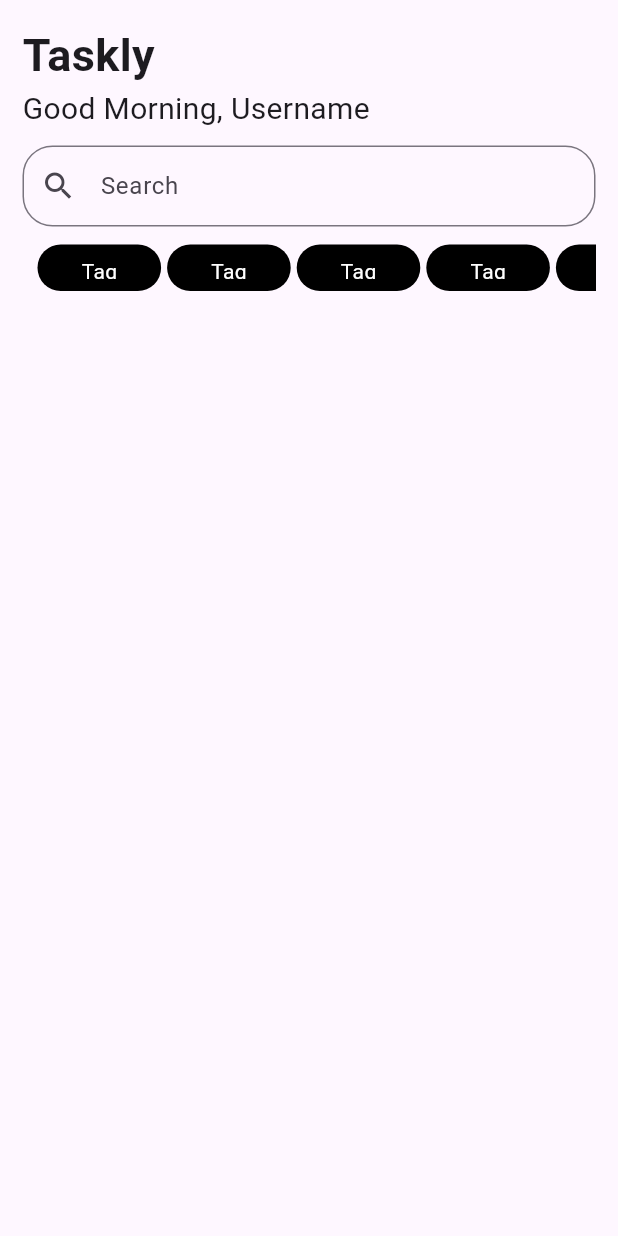
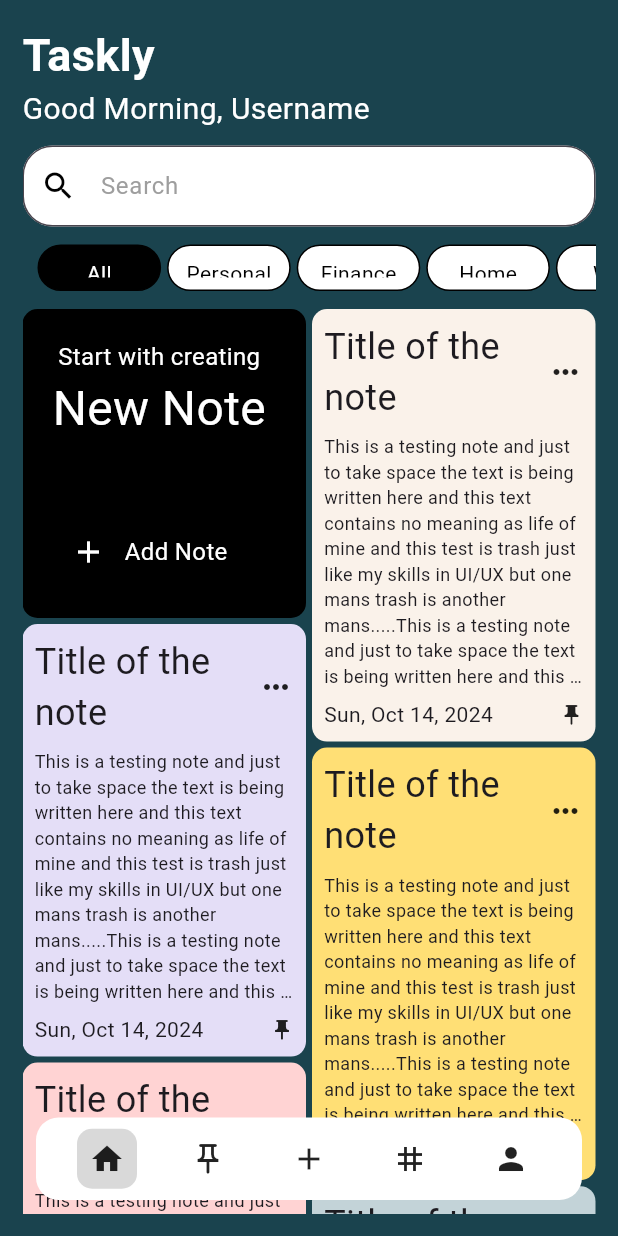
Before and after one commit to AayushPandeyy/notes_app_flutter, a Flutter app: the screen it shows after launch, on a phone screen of 412 x 824 dp. Run offline on Flutter 3.47's test engine with Material 3 defaults, Android fonts, the phone set to English and light mode, and no system bars.

Commit message:
Completed Home Page with custom bottom navbar

```diff
--- /dev/null
+++ b/lib/pages/CreateNotesScreen.dart
@@ -0,0 +1,19 @@
+import 'package:flutter/material.dart';
+
+class CreateNotesScreen extends StatefulWidget {
+  const CreateNotesScreen({super.key});
+
+  @override
+  State<CreateNotesScreen> createState() => _CreateNotesScreenState();
+}
+
+class _CreateNotesScreenState extends State<CreateNotesScreen> {
+  @override
+  Widget build(BuildContext context) {
+    return const Scaffold(
+      body: Center(
+        child: Text("Create Notes"),
+      ),
+    );
+  }
+}
--- a/lib/pages/HomePage.dart
+++ b/lib/pages/HomePage.dart
@@ -1,5 +1,9 @@
 import 'package:flutter/material.dart';
-import 'package:notes_app_flutter/widgets/homePage/TagTile.dart';
+import 'package:notes_app_flutter/pages/CreateNotesScreen.dart';
+import 'package:notes_app_flutter/pages/LandingPage.dart';
+import 'package:notes_app_flutter/pages/PinnedPage.dart';
+import 'package:notes_app_flutter/pages/ProfilePage.dart';
+import 'package:notes_app_flutter/pages/TagsPage.dart';
 
 class HomePage extends StatefulWidget {
   const HomePage({super.key});
@@ -9,76 +13,65 @@ class HomePage extends StatefulWidget {
 }
 
 class _HomePageState extends State<HomePage> {
+  int _selectedBottomBarIndex = 0;
+  List<Widget> pages = [
+    const LandingPage(),
+    const PinnedPage(),
+    const CreateNotesScreen(),
+    const TagsPage(),
+    const ProfilePage()
+  ];
+  final List<Icon> bottomBarIcons = [
+    const Icon(Icons.home),
+    const Icon(Icons.push_pin_outlined),
+    const Icon(Icons.add),
+    const Icon(Icons.tag),
+    const Icon(Icons.person)
+  ];
   @override
   Widget build(BuildContext context) {
     return SafeArea(
         child: Scaffold(
+      backgroundColor: const Color(0xff1a434e),
       body: SizedBox(
         height: double.infinity,
         width: double.infinity,
-        child: Padding(
-          padding: const EdgeInsets.all(15.0),
-          child: Column(
-            crossAxisAlignment: CrossAxisAlignment.start,
-            children: [
-              const Text(
-                "Taskly",
-                style: TextStyle(fontSize: 30, fontWeight: FontWeight.w600),
+        child: Stack(children: [
+          pages[_selectedBottomBarIndex],
+          Align(
+            alignment: Alignment.bottomCenter,
+            child: Container(
+              margin: const EdgeInsets.only(right: 24, bottom: 24, left: 24),
+              height: 55,
+              width: double.infinity,
+              decoration: BoxDecoration(
+                  borderRadius: BorderRadius.circular(15), color: Colors.white),
+              child: Row(
+                mainAxisAlignment: MainAxisAlignment.spaceEvenly,
+                children: bottomBarIcons.map((icon) {
+                  int index = bottomBarIcons.indexOf(icon);
+                  return GestureDetector(
+                    onTap: () {
+                      setState(() {
+                        _selectedBottomBarIndex = index;
+                      });
+                    },
+                    child: Container(
+                      height: 40,
+                      width: 40,
+                      decoration: BoxDecoration(
+                          borderRadius: BorderRadius.circular(10),
+                          color: _selectedBottomBarIndex == index
+                              ? const Color(0xffd9d9d9)
+                              : Colors.transparent),
+                      child: icon,
+                    ),
+                  );
+                }).toList(),
               ),
-              const Text(
-                "Good Morning, Username",
-                style: TextStyle(fontSize: 20),
-              ),
-              const SizedBox(
-                height: 10,
-              ),
-              TextField(
-                decoration: InputDecoration(
-                    contentPadding: const EdgeInsets.symmetric(
-                        vertical: 15.0, horizontal: 20.0),
-                    focusedBorder: OutlineInputBorder(
-                        borderSide: const BorderSide(
-                            color: Color(0xff2f5fff), width: 1.5),
-                        borderRadius: BorderRadius.circular(20)),
-                    border: OutlineInputBorder(
-                        borderRadius: BorderRadius.circular(20)),
-                    hintText: "Search",
-                    focusColor: const Color(0xff2f5fff),
-                    prefixIcon: const Icon(Icons.search)),
-              ),
-              const SizedBox(
-                height: 10,
-              ),
-              SizedBox(
-                height: 35,
-                child: ListView.builder(
-                    padding: const EdgeInsets.symmetric(horizontal: 8),
-                    itemCount: 20,
-                    scrollDirection: Axis.horizontal,
-                    itemBuilder: (context, index) {
-                      return Padding(
-                        padding: const EdgeInsets.all(2.0),
-                        child: Container(
-                          width: MediaQuery.sizeOf(context).width * 0.2,
-                          decoration: BoxDecoration(
-                              color: Colors.black,
-                              borderRadius: BorderRadius.circular(20)),
-                          child: const Padding(
-                            padding: EdgeInsets.all(8.0),
-                            child: Center(
-                              child: Text(
-                                "Tag",
-                                style: TextStyle(color: Colors.white),
-                              ),
-                            ),
-                          ),
-                        ),
-                      );
-                    }),
-              )
-            ],
-          ),
-        ),
+            ),
+          )
+        ]),
       ),
     ));
   }
--- /dev/null
+++ b/lib/pages/LandingPage.dart
@@ -0,0 +1,151 @@
+import 'package:flutter/material.dart';
+import 'package:flutter_staggered_grid_view/flutter_staggered_grid_view.dart';
+import 'package:notes_app_flutter/widgets/homePage/CreateNotesBox.dart';
+import 'package:notes_app_flutter/widgets/homePage/NoteBox.dart';
+
+class LandingPage extends StatefulWidget {
+  const LandingPage({super.key});
+
+  @override
+  State<LandingPage> createState() => _LandingPageState();
+}
+
+class _LandingPageState extends State<LandingPage> {
+  int _selectedIndex = 0;
+  final List<String> tags = [
+    "All",
+    "Personal",
+    "Finance",
+    "Home",
+    "Work",
+    "Important"
+  ];
+  @override
+  Widget build(BuildContext context) {
+    return Padding(
+      padding: const EdgeInsets.all(15.0),
+      child: SingleChildScrollView(
+        child: Column(
+          crossAxisAlignment: CrossAxisAlignment.start,
+          children: [
+            const Text(
+              "Taskly",
+              style: TextStyle(
+                  fontSize: 30,
+                  fontWeight: FontWeight.w600,
+                  color: Colors.white),
+            ),
+            const Text(
+              "Good Morning, Username",
+              style: TextStyle(fontSize: 20, color: Colors.white),
+            ),
+            const SizedBox(
+              height: 10,
+            ),
+            TextField(
+              decoration: InputDecoration(
+                  fillColor: Colors.white,
+                  filled: true,
+                  contentPadding: const EdgeInsets.symmetric(
+                      vertical: 15.0, horizontal: 20.0),
+                  focusedBorder: OutlineInputBorder(
+                      borderSide: const BorderSide(
+                          color: Color.fromARGB(255, 255, 255, 255),
+                          width: 1.5),
+                      borderRadius: BorderRadius.circular(20)),
+                  border: OutlineInputBorder(
+                      borderSide: const BorderSide(color: Colors.white),
+                      borderRadius: BorderRadius.circular(20)),
+                  hintText: "Search",
+                  hintStyle: const TextStyle(color: Colors.grey),
+                  prefixIcon: const Icon(
+                    Icons.search,
+                    color: Colors.black,
+                  )),
+            ),
+            const SizedBox(
+              height: 10,
+            ),
+            SizedBox(
+              height: 35,
+              child: ListView.builder(
+                  padding: const EdgeInsets.symmetric(horizontal: 8),
+                  itemCount: tags.length,
+                  scrollDirection: Axis.horizontal,
+                  itemBuilder: (context, index) {
+                    return GestureDetector(
+                      onTap: () {
+                        setState(() {
+                          _selectedIndex = index;
+                        });
+                      },
+                      child: Padding(
+                        padding: const EdgeInsets.all(2.0),
+                        child: Container(
+                          width: MediaQuery.sizeOf(context).width * 0.2,
+                          decoration: BoxDecoration(
+                              border: Border.all(color: Colors.black),
+                              color: _selectedIndex == index
+                                  ? Colors.black
+                                  : Colors.white,
+                              borderRadius: BorderRadius.circular(20)),
+                          child: Padding(
+                            padding: const EdgeInsets.all(8.0),
+                            child: Center(
+                              child: Text(
+                                tags[index],
+                                style: TextStyle(
+                                  color: _selectedIndex != index
+                                      ? Colors.black
+                                      : Colors.white,
+                                ),
+                              ),
+                            ),
+                          ),
+                        ),
+                      ),
+                    );
+                  }),
+            ),
+            const SizedBox(
+              height: 10,
+            ),
+            StaggeredGrid.count(
+                crossAxisCount: 4, // Number of columns
+                mainAxisSpacing: 4,
+                crossAxisSpacing: 4,
+                children: const [
+                  StaggeredGridTile.fit(
+                      crossAxisCellCount: 2, child: CreateNotesBox()),
+                  StaggeredGridTile.fit(
+                      crossAxisCellCount: 2,
+                      child: NoteBox(
+                        bgColor: Color(0xfffaf2ea),
+                      )),
+                  StaggeredGridTile.fit(
+                      crossAxisCellCount: 2,
+                      child: NoteBox(
+                        bgColor: Color(0xffe4def7),
+                      )),
+                  StaggeredGridTile.fit(
+                      crossAxisCellCount: 2,
+                      child: NoteBox(
+                        bgColor: Color(0xffffdf75),
+                      )),
+                  StaggeredGridTile.fit(
+                      crossAxisCellCount: 2,
+                      child: NoteBox(
+                        bgColor: Color(0xffffd3d3),
+                      )),
+                  StaggeredGridTile.fit(
+                      crossAxisCellCount: 2,
+                      child: NoteBox(
+                        bgColor: Color(0xffc3d3d8),
+                      )),
+                ])
+          ],
+        ),
+      ),
+    );
+  }
+}
--- /dev/null
+++ b/lib/pages/PinnedPage.dart
@@ -0,0 +1,19 @@
+import 'package:flutter/material.dart';
+
+class PinnedPage extends StatefulWidget {
+  const PinnedPage({super.key});
+
+  @override
+  State<PinnedPage> createState() => _PinnedPageState();
+}
+
+class _PinnedPageState extends State<PinnedPage> {
+  @override
+  Widget build(BuildContext context) {
+    return const Scaffold(
+      body: Center(
+        child: Text("Pinned"),
+      ),
+    );
+  }
+}
--- /dev/null
+++ b/lib/pages/ProfilePage.dart
@@ -0,0 +1,19 @@
+import 'package:flutter/material.dart';
+
+class ProfilePage extends StatefulWidget {
+  const ProfilePage({super.key});
+
+  @override
+  State<ProfilePage> createState() => _ProfilePageState();
+}
+
+class _ProfilePageState extends State<ProfilePage> {
+  @override
+  Widget build(BuildContext context) {
+    return const Scaffold(
+      body: Center(
+        child: Text("Profile"),
+      ),
+    );
+  }
+}
--- /dev/null
+++ b/lib/pages/TagsPage.dart
@@ -0,0 +1,19 @@
+import 'package:flutter/material.dart';
+
+class TagsPage extends StatefulWidget {
+  const TagsPage({super.key});
+
+  @override
+  State<TagsPage> createState() => _TagsPageState();
+}
+
+class _TagsPageState extends State<TagsPage> {
+  @override
+  Widget build(BuildContext context) {
+    return const Scaffold(
+      body: Center(
+        child: Text("Tags"),
+      ),
+    );
+  }
+}
--- /dev/null
+++ b/lib/widgets/homePage/CreateNotesBox.dart
@@ -0,0 +1,55 @@
+import 'package:flutter/material.dart';
+
+class CreateNotesBox extends StatefulWidget {
+  const CreateNotesBox({super.key});
+
+  @override
+  State<CreateNotesBox> createState() => _CreateNotesBoxState();
+}
+
+class _CreateNotesBoxState extends State<CreateNotesBox> {
+  @override
+  Widget build(BuildContext context) {
+    return Container(
+      width: MediaQuery.sizeOf(context).width * 0.45,
+      height: MediaQuery.sizeOf(context).height * 0.25,
+      decoration: BoxDecoration(
+          color: Colors.black, borderRadius: BorderRadius.circular(10)),
+      child: Padding(
+        padding: const EdgeInsets.all(20.0),
+        child: Column(
+          crossAxisAlignment: CrossAxisAlignment.start,
+          mainAxisAlignment: MainAxisAlignment.spaceBetween,
+          children: [
+            const Column(
+              children: [
+                Text(
+                  "Start with creating",
+                  style: TextStyle(color: Colors.white, fontSize: 16),
+                ),
+                Text(
+                  "New Note",
+                  style: TextStyle(color: Colors.white, fontSize: 32),
+                ),
+              ],
+            ),
+            Row(
+              children: [
+                IconButton(
+                    onPressed: () {},
+                    icon: const Icon(
+                      Icons.add,
+                      color: Colors.white,
+                    )),
+                const Text(
+                  "Add Note",
+                  style: TextStyle(color: Colors.white, fontSize: 16),
+                )
+              ],
+            )
+          ],
+        ),
+      ),
+    );
+  }
+}
--- /dev/null
+++ b/lib/widgets/homePage/NoteBox.dart
@@ -0,0 +1,61 @@
+import 'package:flutter/material.dart';
+
+class NoteBox extends StatefulWidget {
+  final Color bgColor;
+  const NoteBox({super.key, required this.bgColor});
+
+  @override
+  State<NoteBox> createState() => _NoteBoxState();
+}
+
+class _NoteBoxState extends State<NoteBox> {
+  @override
+  Widget build(BuildContext context) {
+    return Container(
+      width: MediaQuery.sizeOf(context).width * 0.45,
+      height: MediaQuery.sizeOf(context).height * 0.35,
+      decoration: BoxDecoration(
+          color: widget.bgColor, borderRadius: BorderRadius.circular(10)),
+      child: const Padding(
+        padding: EdgeInsets.all(8.0),
+        child: Column(
+          mainAxisAlignment: MainAxisAlignment.spaceBetween,
+          children: [
+            Row(
+              mainAxisAlignment: MainAxisAlignment.center,
+              children: [
+                Expanded(
+                  child: Text(
+                    overflow: TextOverflow.ellipsis,
+                    maxLines: 2,
+                    "Title of the note ",
+                    style: TextStyle(fontSize: 24),
+                  ),
+                ),
+                SizedBox(
+                  width: 15,
+                ),
+                Icon(Icons.more_horiz)
+              ],
+            ),
+            Text(
+                overflow: TextOverflow.ellipsis,
+                maxLines: 10,
+                style: TextStyle(fontSize: 12),
+                "This is a testing note and just to take space the text is being written here and this text contains no meaning as life of mine and this test is trash just like my skills in UI/UX but one mans trash is another mans.....This is a testing note and just to take space the text is being written here and this text contains no meaning as life of mine and this test is trash just like my skills in UI/UX but one mans trash is another mans.....This is a testing note and just to take space the text is being written here and this text contains no meaning as life of mine and this test is trash just like my skills in UI/UX but one mans trash is another mans..... This is a testing note and just to take space the text is being written here and this text contains no meaning as life of mine and this test is trash just like my skills in UI/UX but one mans trash is another mans....."),
+            Row(
+              mainAxisAlignment: MainAxisAlignment.spaceBetween,
+              children: [
+                Text("Sun, Oct 14, 2024"),
+                Icon(
+                  Icons.push_pin,
+                  size: 16,
+                )
+              ],
+            )
+          ],
+        ),
+      ),
+    );
+  }
+}
--- a/lib/widgets/homePage/TagTile.dart
+++ /dev/null
@@ -1,24 +0,0 @@
-import 'package:flutter/material.dart';
-
-class TagTile extends StatefulWidget {
-  const TagTile({super.key});
-
-  @override
-  State<TagTile> createState() => _TagTileState();
-}
-
-class _TagTileState extends State<TagTile> {
-  @override
-  Widget build(BuildContext context) {
-    return Container(
-      width: MediaQuery.sizeOf(context).width * 0.2,
-      height: 30,
-      decoration: BoxDecoration(
-          color: Colors.black, borderRadius: BorderRadius.circular(20)),
-      child: const Padding(
-        padding: EdgeInsets.all(8.0),
-        child: Text("Tag"),
-      ),
-    );
-  }
-}
```
